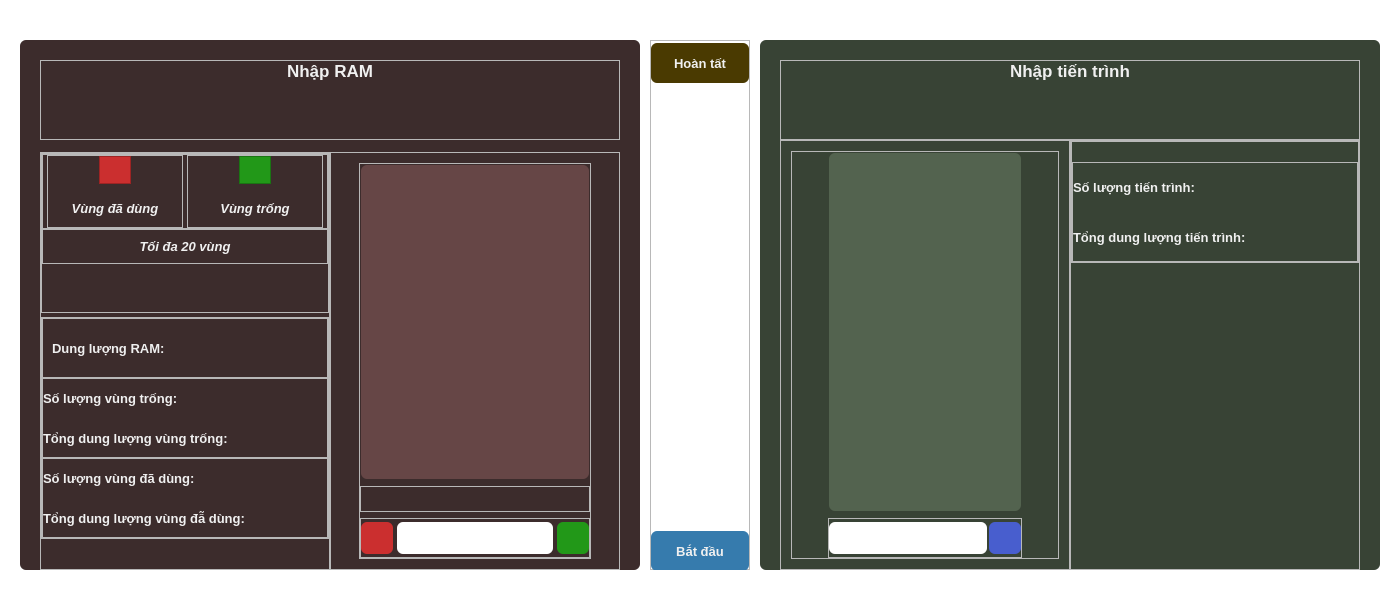
This is Views/InputFrame.ui in dait17/Simulating-RAM-MAP as Qt 5 draws it before an edit. The edited form follows.
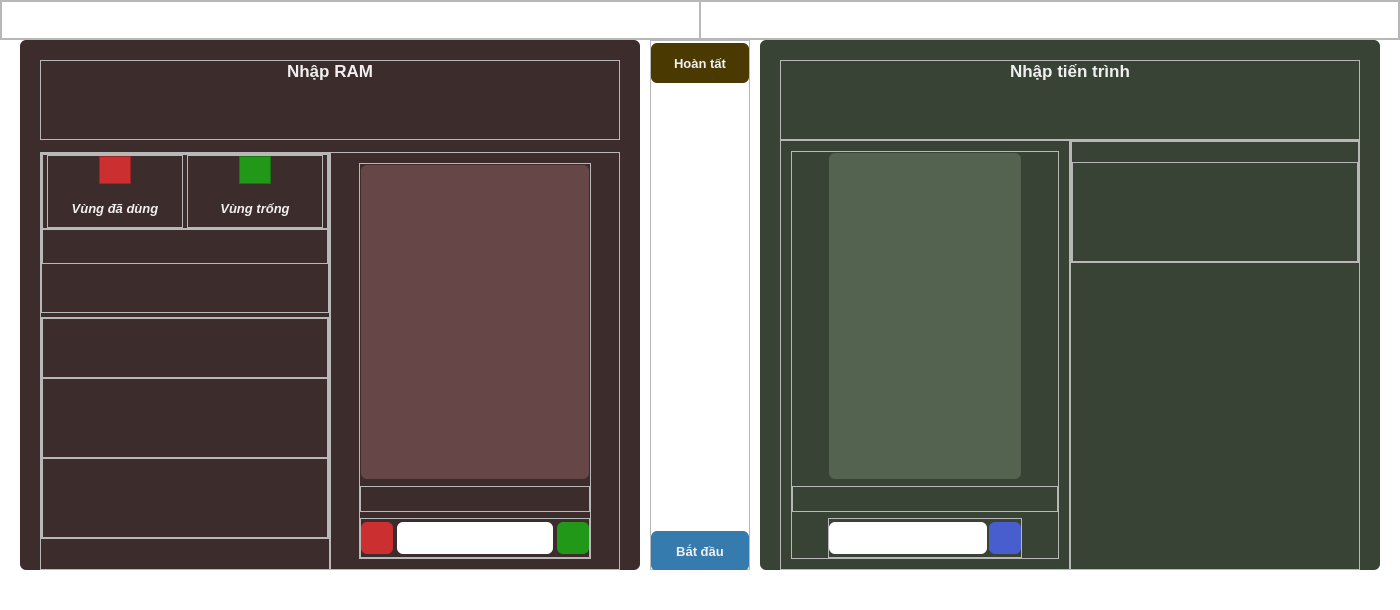
This is the edited form. Icons and pictures are not drawn.

```diff
--- a/Views/InputFrame.ui
+++ b/Views/InputFrame.ui
@@ -80,7 +80,7 @@
 	background-color: #367BAD;
 }
 
-#errorMess_lb {
+#errorMess_lb, #procesLEError_lb, #ramInputError_lb, #processInputError_lb {
 	color: rgb(255,0,0);
 }
 
@@ -90,7 +90,7 @@
 }
 </string>
   </property>
-  <layout class="QHBoxLayout" name="horizontalLayout">
+  <layout class="QVBoxLayout" name="verticalLayout_19">
    <property name="spacing">
     <number>0</number>
    </property>
@@ -106,6 +106,134 @@
    <property name="bottomMargin">
     <number>0</number>
    </property>
+   <item>
+    <widget class="QFrame" name="frame_23">
+     <property name="minimumSize">
+      <size>
+       <width>0</width>
+       <height>40</height>
+      </size>
+     </property>
+     <property name="maximumSize">
+      <size>
+       <width>16777215</width>
+       <height>40</height>
+      </size>
+     </property>
+     <property name="frameShape">
+      <enum>QFrame::StyledPanel</enum>
+     </property>
+     <property name="frameShadow">
+      <enum>QFrame::Raised</enum>
+     </property>
+     <layout class="QHBoxLayout" name="horizontalLayout">
+      <property name="spacing">
+       <number>0</number>
+      </property>
+      <property name="leftMargin">
+       <number>0</number>
+      </property>
+      <property name="topMargin">
+       <number>0</number>
+      </property>
+      <property name="rightMargin">
+       <number>0</number>
+      </property>
+      <property name="bottomMargin">
+       <number>0</number>
+      </property>
+      <item>
+       <widget class="QFrame" name="frame_25">
+        <property name="frameShape">
+         <enum>QFrame::StyledPanel</enum>
+        </property>
+        <property name="frameShadow">
+         <enum>QFrame::Raised</enum>
+        </property>
+        <layout class="QHBoxLayout" name="horizontalLayout_10">
+         <property name="spacing">
+          <number>0</number>
+         </property>
+         <property name="leftMargin">
+          <number>0</number>
+         </property>
+         <property name="topMargin">
+          <number>0</number>
+         </property>
+         <property name="rightMargin">
+          <number>0</number>
+         </property>
+         <property name="bottomMargin">
+          <number>0</number>
+         </property>
+         <item>
+          <widget class="QLabel" name="ramInputError_lb">
+           <property name="font">
+            <font>
+             <pointsize>10</pointsize>
+             <weight>62</weight>
+             <bold>true</bold>
+            </font>
+           </property>
+           <property name="text">
+            <string/>
+           </property>
+           <property name="alignment">
+            <set>Qt::AlignCenter</set>
+           </property>
+          </widget>
+         </item>
+        </layout>
+       </widget>
+      </item>
+      <item>
+       <widget class="QFrame" name="frame_24">
+        <property name="frameShape">
+         <enum>QFrame::StyledPanel</enum>
+        </property>
+        <property name="frameShadow">
+         <enum>QFrame::Raised</enum>
+        </property>
+        <layout class="QHBoxLayout" name="horizontalLayout_7">
+         <property name="spacing">
+          <number>0</number>
+         </property>
+         <property name="leftMargin">
+          <number>0</number>
+         </property>
+         <property name="topMargin">
+          <number>0</number>
+         </property>
+         <property name="rightMargin">
+          <number>0</number>
+         </property>
+         <property name="bottomMargin">
+          <number>0</number>
+         </property>
+         <item>
+          <widget class="QLabel" name="processInputError_lb">
+           <property name="font">
+            <font>
+             <pointsize>10</pointsize>
+             <weight>62</weight>
+             <italic>false</italic>
+             <bold>true</bold>
+            </font>
+           </property>
+           <property name="text">
+            <string/>
+           </property>
+           <property name="alignment">
+            <set>Qt::AlignCenter</set>
+           </property>
+          </widget>
+         </item>
+        </layout>
+       </widget>
+      </item>
+     </layout>
+    </widget>
+   </item>
    <item>
     <widget class="QWidget" name="bodyContainer" native="true">
      <property name="minimumSize">
@@ -122,7 +250,7 @@
        <number>20</number>
       </property>
       <property name="topMargin">
-       <number>40</number>
+       <number>0</number>
       </property>
       <property name="rightMargin">
        <number>20</number>
@@ -514,7 +642,7 @@
                         </font>
                        </property>
                        <property name="text">
-                        <string>Tối đa 20 vùng</string>
+                        <string/>
                        </property>
                        <property name="alignment">
                         <set>Qt::AlignCenter</set>
@@ -572,20 +700,6 @@
                      <enum>QFrame::Raised</enum>
                     </property>
                     <layout class="QHBoxLayout" name="horizontalLayout_5">
-                     <item>
-                      <widget class="QLabel" name="label_5">
-                       <property name="font">
-                        <font>
-                         <pointsize>10</pointsize>
-                         <weight>62</weight>
-                         <bold>true</bold>
-                        </font>
-                       </property>
-                       <property name="text">
-                        <string>Dung lượng RAM:</string>
-                       </property>
-                      </widget>
-                     </item>
                      <item>
                       <widget class="QLabel" name="label_6">
                        <property name="minimumSize">
@@ -651,7 +765,7 @@
                      <property name="spacing">
                       <number>2</number>
                      </property>
-                     <item row="0" column="1">
+                     <item row="0" column="0">
                       <widget class="QLabel" name="label_8">
                        <property name="maximumSize">
                         <size>
@@ -671,35 +785,7 @@
                        </property>
                       </widget>
                      </item>
-                     <item row="0" column="0">
-                      <widget class="QLabel" name="label_7">
-                       <property name="font">
-                        <font>
-                         <pointsize>10</pointsize>
-                         <weight>62</weight>
-                         <bold>true</bold>
-                        </font>
-                       </property>
-                       <property name="text">
-                        <string>Số lượng vùng trống:</string>
-                       </property>
-                      </widget>
-                     </item>
                      <item row="1" column="0">
-                      <widget class="QLabel" name="label_9">
-                       <property name="font">
-                        <font>
-                         <pointsize>10</pointsize>
-                         <weight>62</weight>
-                         <bold>true</bold>
-                        </font>
-                       </property>
-                       <property name="text">
-                        <string>Tổng dung lượng vùng trống:</string>
-                       </property>
-                      </widget>
-                     </item>
-                     <item row="1" column="1">
                       <widget class="QLabel" name="label_10">
                        <property name="font">
                         <font>
@@ -752,7 +838,7 @@
                      <property name="spacing">
                       <number>2</number>
                      </property>
-                     <item row="0" column="1">
+                     <item row="0" column="0">
                       <widget class="QLabel" name="label_12">
                        <property name="maximumSize">
                         <size>
@@ -772,34 +858,6 @@
                        </property>
                       </widget>
                      </item>
-                     <item row="0" column="0">
-                      <widget class="QLabel" name="label_11">
-                       <property name="font">
-                        <font>
-                         <pointsize>10</pointsize>
-                         <weight>62</weight>
-                         <bold>true</bold>
-                        </font>
-                       </property>
-                       <property name="text">
-                        <string>Số lượng vùng đã dùng:</string>
-                       </property>
-                      </widget>
-                     </item>
-                     <item row="1" column="0">
-                      <widget class="QLabel" name="label_13">
-                       <property name="font">
-                        <font>
-                         <pointsize>10</pointsize>
-                         <weight>62</weight>
-                         <bold>true</bold>
-                        </font>
-                       </property>
-                       <property name="text">
-                        <string>Tổng dung lượng vùng đẫ dùng:</string>
-                       </property>
-                      </widget>
-                     </item>
                     </layout>
                    </widget>
                   </item>
@@ -1379,7 +1437,7 @@
                        <x>0</x>
                        <y>0</y>
                        <width>192</width>
-                       <height>358</height>
+                       <height>326</height>
                       </rect>
                      </property>
                      <layout class="QVBoxLayout" name="processInsert_lo">
@@ -1402,6 +1460,62 @@
                     </widget>
                    </widget>
                   </item>
+                  <item>
+                   <widget class="QFrame" name="frame_26">
+                    <property name="minimumSize">
+                     <size>
+                      <width>0</width>
+                      <height>26</height>
+                     </size>
+                    </property>
+                    <property name="maximumSize">
+                     <size>
+                      <width>16777215</width>
+                      <height>30</height>
+                     </size>
+                    </property>
+                    <property name="frameShape">
+                     <enum>QFrame::StyledPanel</enum>
+                    </property>
+                    <property name="frameShadow">
+                     <enum>QFrame::Raised</enum>
+                    </property>
+                    <layout class="QHBoxLayout" name="horizontalLayout_11">
+                     <property name="spacing">
+                      <number>0</number>
+                     </property>
+                     <property name="leftMargin">
+                      <number>0</number>
+                     </property>
+                     <property name="topMargin">
+                      <number>0</number>
+                     </property>
+                     <property name="rightMargin">
+                      <number>0</number>
+                     </property>
+                     <property name="bottomMargin">
+                      <number>0</number>
+                     </property>
+                     <item>
+                      <widget class="QLabel" name="procesLEError_lb">
+                       <property name="font">
+                        <font>
+                         <pointsize>10</pointsize>
+                         <weight>62</weight>
+                         <bold>true</bold>
+                        </font>
+                       </property>
+                       <property name="text">
+                        <string/>
+                       </property>
+                       <property name="alignment">
+                        <set>Qt::AlignCenter</set>
+                       </property>
+                      </widget>
+                     </item>
+                    </layout>
+                   </widget>
+                  </item>
                   <item alignment="Qt::AlignHCenter">
                    <widget class="QFrame" name="frame_18">
                     <property name="minimumSize">
@@ -1590,20 +1704,6 @@
                       <number>2</number>
                      </property>
                      <item row="0" column="0">
-                      <widget class="QLabel" name="label_15">
-                       <property name="font">
-                        <font>
-                         <pointsize>10</pointsize>
-                         <weight>62</weight>
-                         <bold>true</bold>
-                        </font>
-                       </property>
-                       <property name="text">
-                        <string>Số lượng tiến trình:</string>
-                       </property>
-                      </widget>
-                     </item>
-                     <item row="0" column="1">
                       <widget class="QLabel" name="label_16">
                        <property name="minimumSize">
                         <size>
@@ -1633,23 +1733,6 @@
                       </widget>
                      </item>
                      <item row="1" column="0">
-                      <widget class="QLabel" name="label_17">
-                       <property name="font">
-                        <font>
-                         <pointsize>10</pointsize>
-                         <weight>62</weight>
-                         <bold>true</bold>
-                        </font>
-                       </property>
-                       <property name="text">
-                        <string>Tổng dung lượng tiến trình:</string>
-                       </property>
-                       <property name="wordWrap">
-                        <bool>true</bool>
-                       </property>
-                      </widget>
-                     </item>
-                     <item row="1" column="1">
                       <widget class="QLabel" name="label_18">
                        <property name="font">
                         <font>
```
